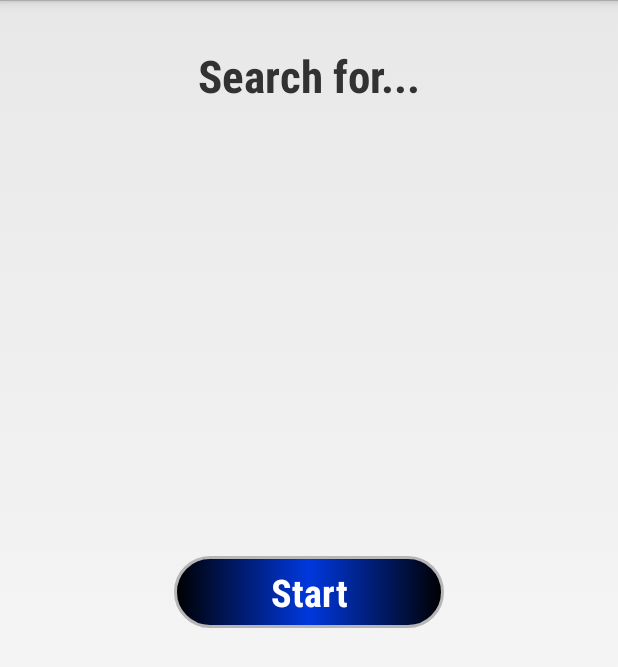
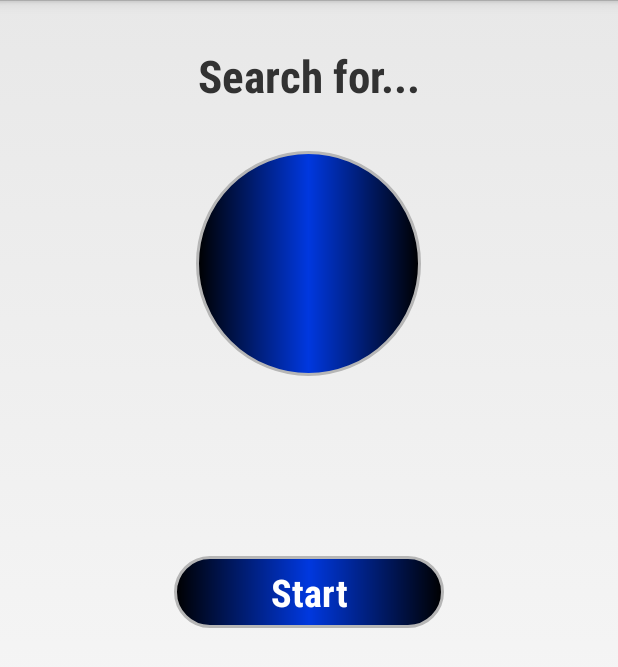
Before and after one commit to dudilevi7/SpeedyTouch, an Android app: the PreGameActivity screen opened directly, with no data from a screen before it, on a phone screen of 412 x 824 dp. Shown: the top 667 px of the screen. Run offline under Robolectric (Android 15) with nearby library versions, the phone set to English and light mode, and no system bars; 1 statement that could not run was skipped.

Commit message:
update the activity_pre_game.xml and user_details.xml

```diff
--- a/app/src/main/res/layout/activity_pre_game.xml
+++ b/app/src/main/res/layout/activity_pre_game.xml
@@ -18,20 +18,14 @@
         android:layout_height="match_parent">
         <TextView
             android:id="@+id/findNumberImageTv"
+            android:layout_height="150dp"
+            android:layout_width="150dp"
             android:layout_marginTop="30dp"
-            android:layout_width="150dp"
             android:layout_centerHorizontal="true"
-            android:textSize="25sp"
-            android:layout_height="150dp"
-            android:layout_gravity="center" />
+            android:textSize="50sp"
+            android:textColor="@color/White"
+            android:background="@drawable/btns_shape"/>
 
-        <ImageView
-            android:id="@+id/findImageIb"
-            android:layout_marginTop="30dp"
-            android:layout_width="150dp"
-            android:layout_centerHorizontal="true"
-            android:layout_height="150dp"
-            android:layout_gravity="center" />
         <Button
             android:layout_width="180dp"
             android:layout_height="wrap_content"
--- a/app/src/main/res/layout/user_details.xml
+++ b/app/src/main/res/layout/user_details.xml
@@ -8,7 +8,7 @@
         android:id="@+id/usernameTvUd"
         android:layout_width="wrap_content"
         android:layout_height="20dp"
-        android:layout_marginStart="5dp"
+        android:layout_marginStart="110dp"
         android:layout_marginTop="20dp"
         android:text="@string/username" />
 
```
